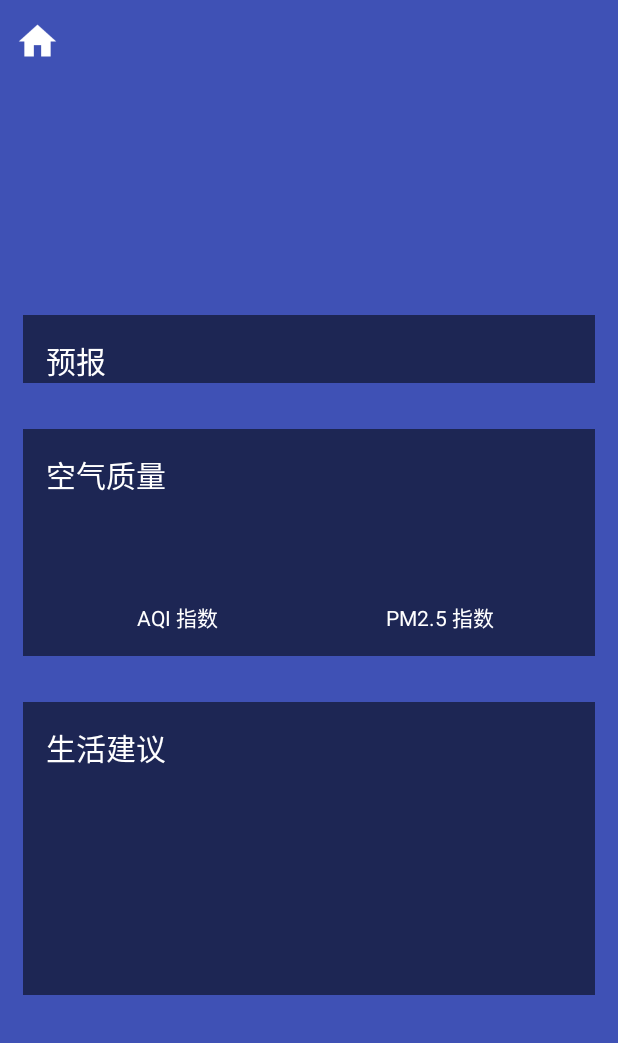
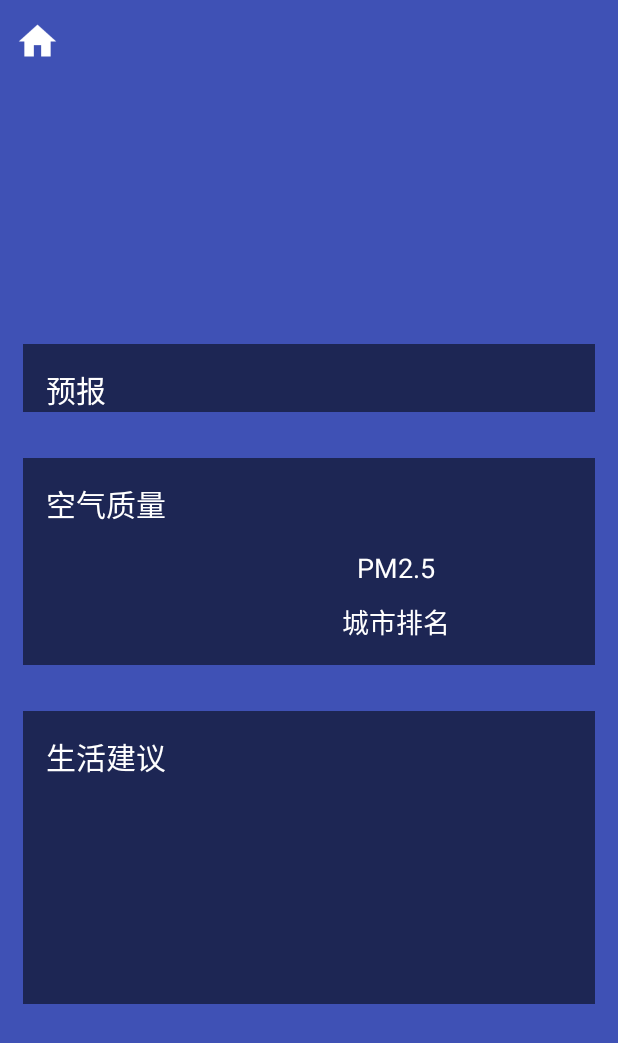
Before and after one commit to Evenss/EvenWeather, an Android app: the WeatherActivity screen opened directly, with no data from a screen before it, on a phone screen of 412 x 824 dp. Shown: the top 1043 px of the screen. Run offline under Robolectric (Android 15) with nearby library versions, the phone set to English and light mode, and no system bars; libraries missing offline, so code that uses them is left out: org.litepal.crud; pictures from the network do not load; 2 statements that could not run were skipped.

Commit message:
修改数据源

```diff
--- a/app/src/main/java/com/hdu/even/evenweather/ChooseAreaFragment.java
+++ b/app/src/main/java/com/hdu/even/evenweather/ChooseAreaFragment.java
@@ -65,7 +65,8 @@ public class ChooseAreaFragment extends Fragment {
         titleText = (TextView) view.findViewById(R.id.title_text);
         backButton = (Button) view.findViewById(R.id.back_button);
         listView = (ListView) view.findViewById(R.id.list_view);
-        adapter = new ArrayAdapter<>(getContext(), android.R.layout.simple_list_item_1,dataList);
+        adapter = new ArrayAdapter<>(getContext(),
+                android.R.layout.simple_list_item_1,dataList);
         listView.setAdapter(adapter);
         return view;
     }
--- a/app/src/main/res/layout/activity_weather.xml
+++ b/app/src/main/res/layout/activity_weather.xml
@@ -36,7 +36,7 @@
                     <include layout="@layout/title"/>
                     <include layout="@layout/now"/>
                     <include layout="@layout/forecast"/>
-                    <include layout="@layout/aqi"/>
+                    <include layout="@layout/quality"/>
                     <include layout="@layout/suggestion"/>
                 </LinearLayout>
             </ScrollView>
--- a/app/src/main/res/layout/now.xml
+++ b/app/src/main/res/layout/now.xml
@@ -6,18 +6,25 @@
     android:layout_margin="15dp">
 
     <TextView
+        android:id="@+id/weather_info_text"
+        android:layout_width="wrap_content"
+        android:layout_height="wrap_content"
+        android:layout_gravity="center_horizontal"
+        android:textColor="@color/colorWhite"
+        android:textSize="18sp"/>
+    <TextView
         android:id="@+id/degree_text"
         android:layout_width="wrap_content"
         android:layout_height="wrap_content"
-        android:layout_gravity="end"
+        android:layout_gravity="center_horizontal"
         android:textColor="@color/colorWhite"
         android:textSize="60sp"/>
     <TextView
-        android:id="@+id/weather_info_text"
+        android:id="@+id/sendible_degree_text"
         android:layout_width="wrap_content"
         android:layout_height="wrap_content"
-        android:layout_gravity="end"
+        android:layout_gravity="center_horizontal"
         android:textColor="@color/colorWhite"
-        android:textSize="20sp"/>
+        android:textSize="16sp"/>
 
 </LinearLayout>
--- a/app/src/main/res/layout/aqi.xml
+++ b/app/src/main/res/layout/quality.xml
@@ -30,45 +30,63 @@
                 android:layout_centerInParent="true">
 
                 <TextView
-                    android:id="@+id/aqi_text"
+                    android:id="@+id/quality_text"
                     android:layout_width="wrap_content"
                     android:layout_height="wrap_content"
                     android:layout_gravity="center"
                     android:textColor="@color/colorWhite"
                     android:textSize="40sp"/>
-
-                <TextView
-                    android:layout_width="wrap_content"
-                    android:layout_height="wrap_content"
-                    android:layout_gravity="center"
-                    android:text="@string/aqi_index"
-                    android:textColor="@color/colorWhite"/>
             </LinearLayout>
         </RelativeLayout>
 
         <RelativeLayout
             android:layout_width="0dp"
-            android:layout_weight="1"
+            android:layout_weight="2"
             android:layout_height="wrap_content">
             <LinearLayout
                 android:orientation="vertical"
                 android:layout_width="match_parent"
                 android:layout_height="wrap_content"
                 android:layout_centerInParent="true">
-
+                <RelativeLayout
+                    android:layout_width="match_parent"
+                    android:layout_height="wrap_content">
+                    <TextView
+                        android:layout_width="wrap_content"
+                        android:layout_height="wrap_content"
+                        android:text="@string/pm25_index"
+                        android:textColor="@color/colorWhite"
+                        android:layout_centerHorizontal="true"
+                        android:textSize="18sp"/>
                     <TextView
                         android:id="@+id/pm25_text"
                         android:layout_width="wrap_content"
                         android:layout_height="wrap_content"
-                    android:layout_gravity="center"
+                        android:layout_alignParentRight="true"
                         android:textColor="@color/colorWhite"
-                    android:textSize="40sp"/>
+                        android:textSize="18sp"/>
+                </RelativeLayout>
+
+                <RelativeLayout
+                    android:layout_width="match_parent"
+                    android:layout_height="wrap_content"
+                    android:layout_marginTop="10dp">
                     <TextView
                         android:layout_width="wrap_content"
                         android:layout_height="wrap_content"
-                    android:layout_gravity="center"
-                    android:text="@string/pm25_index"
-                    android:textColor="@color/colorWhite"/>
+                        android:text="城市排名"
+                        android:textColor="@color/colorWhite"
+                        android:layout_centerHorizontal="true"
+                        android:textSize="18sp"/>
+                    <TextView
+                        android:id="@+id/cityrank"
+                        android:layout_width="wrap_content"
+                        android:layout_height="wrap_content"
+                        android:layout_alignParentRight="true"
+                        android:textColor="@color/colorWhite"
+                        android:textSize="18sp" />
+                </RelativeLayout>
+
             </LinearLayout>
         </RelativeLayout>
     </LinearLayout>
--- a/app/src/main/res/values/strings.xml
+++ b/app/src/main/res/values/strings.xml
@@ -10,7 +10,7 @@
     <!-- sqi.xml-->
     <string name="air_quality">空气质量</string>
     <string name="aqi_index">AQI 指数</string>
-    <string name="pm25_index">PM2.5 指数</string>
+    <string name="pm25_index">PM2.5</string>
 
     <!-- suggestion.xml -->
     <string name="life_suggestion">生活建议</string>
```
Also changed, not shown: app/src/main/java/com/hdu/even/evenweather/WeatherActivity.java (+45 -25 lines), app/src/main/java/com/hdu/even/evenweather/gson/HoursDetailsInfo.java (added, +26 -0 lines), app/src/main/java/com/hdu/even/evenweather/gson/PM25.java (added, +13 -0 lines), app/src/main/java/com/hdu/even/evenweather/gson/RealTime.java (added, +24 -0 lines), app/src/main/java/com/hdu/even/evenweather/gson/Suggestion.java (+6 -4 lines), app/src/main/java/com/hdu/even/evenweather/gson/Weather.java (+21 -3 lines), app/src/main/java/com/hdu/even/evenweather/gson/WeatherDetailsInfo.java (added, +16 -0 lines), app/src/main/java/com/hdu/even/evenweather/gson/Weathers.java (added, +28 -0 lines), app/src/main/java/com/hdu/even/evenweather/service/AutoUpdateService.java (+4 -5 lines), app/src/main/java/com/hdu/even/evenweather/util/Utillity.java (+4 -3 lines), app/src/main/res/layout/forecast_item.xml (+9 -8 lines), 1 other file. Lines whose indentation alone changed are shown as unchanged.
